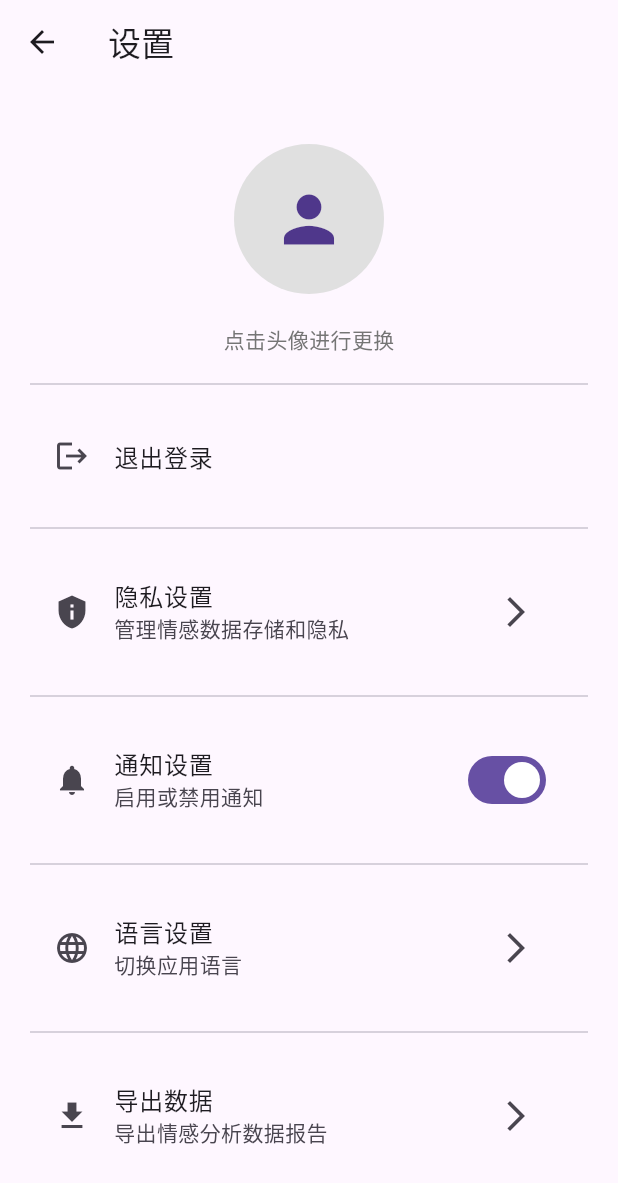
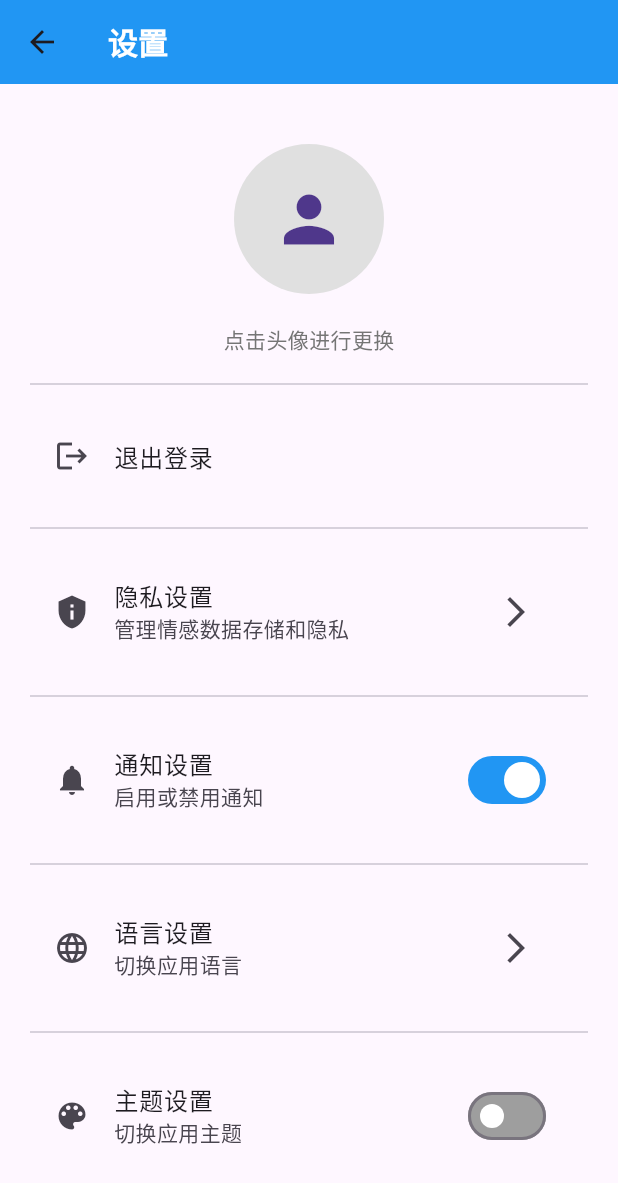
Before and after one commit to xiangxiang3451/EMMOApp, a Flutter app: the SettingsScreen screen opened directly, on a phone screen of 412 x 824 dp. Shown: the top 1183 px of the screen. Run offline on Flutter 3.47's test engine with Material 3 defaults, Android fonts, the phone set to English and light mode, and no system bars; our stand-ins replace image_picker.

Commit message:
theme_change func.

```diff
--- /dev/null
+++ b/devtools_options.yaml
@@ -0,0 +1,3 @@
+description: This file stores settings for Dart & Flutter DevTools.
+documentation: https://docs.flutter.dev/tools/devtools/extensions#configure-extension-enablement-states
+extensions:
--- a/lib/main.dart
+++ b/lib/main.dart
@@ -1,8 +1,16 @@
+import 'package:emotion_recognition/models/theme_data.dart';
+import 'package:emotion_recognition/services/theme_notifier.dart';
 import 'package:flutter/material.dart';
+import 'package:provider/provider.dart';
 import 'screens/login_screen.dart'; // 导入登录页面
 
 void main() {
-  runApp(const MainApp());
+  runApp(
+    ChangeNotifierProvider(
+      create: (_) => ThemeNotifier(), // 创建主题通知器
+      child: const MainApp(),
+    ),
+  );
 }
 
 class MainApp extends StatelessWidget {
@@ -10,11 +18,11 @@ class MainApp extends StatelessWidget {
 
   @override
   Widget build(BuildContext context) {
+    final themeNotifier = Provider.of<ThemeNotifier>(context); // 获取主题通知器
+
     return MaterialApp(
       title: 'Emotion Analysis App',
-      theme: ThemeData(
-        primarySwatch: Colors.blue,
-      ),
+      theme: themeNotifier.isDarkMode ? AppTheme.darkTheme : AppTheme.lightTheme, // 使用主题
       home: LoginScreen(), // 启动时显示登录页面
     );
   }
--- /dev/null
+++ b/lib/models/theme_data.dart
@@ -0,0 +1,55 @@
+import 'package:flutter/material.dart';
+
+class AppTheme {
+  static final lightTheme = ThemeData(
+    primarySwatch: Colors.blue,
+    brightness: Brightness.light,
+    appBarTheme: const AppBarTheme(
+      backgroundColor: Colors.blue,
+      titleTextStyle: TextStyle(color: Colors.white, fontSize: 20, fontWeight: FontWeight.bold),
+    ),
+    floatingActionButtonTheme: const FloatingActionButtonThemeData(
+      backgroundColor: Colors.blue,
+      foregroundColor: Colors.white,
+    ),
+    textTheme: const TextTheme(
+      bodyLarge: TextStyle(color: Colors.black),
+      bodyMedium: TextStyle(color: Colors.black54),
+    ),
+    switchTheme: SwitchThemeData(
+      thumbColor: WidgetStateProperty.all(Colors.white),
+      trackColor: WidgetStateProperty.resolveWith((states) {
+        if (states.contains(WidgetState.selected)) {
+          return Colors.blue;
+        }
+        return Colors.grey;
+      }),
+    ),
+  );
+
+  static final darkTheme = ThemeData(
+    primarySwatch: Colors.blue,
+    brightness: Brightness.dark,
+    appBarTheme: const AppBarTheme(
+      backgroundColor: Colors.black,
+      titleTextStyle: TextStyle(color: Colors.white, fontSize: 20, fontWeight: FontWeight.bold),
+    ),
+    floatingActionButtonTheme: const FloatingActionButtonThemeData(
+      backgroundColor: Colors.blue,
+      foregroundColor: Colors.white,
+    ),
+    textTheme: const TextTheme(
+      bodyLarge: TextStyle(color: Colors.white),
+      bodyMedium: TextStyle(color: Colors.white70),
+    ),
+    switchTheme: SwitchThemeData(
+      thumbColor: WidgetStateProperty.all(Colors.white),
+      trackColor: WidgetStateProperty.resolveWith((states) {
+        if (states.contains(WidgetState.selected)) {
+          return Colors.blue;
+        }
+        return Colors.grey;
+      }),
+    ),
+  );
+}
--- a/lib/screens/settings_screen.dart
+++ b/lib/screens/settings_screen.dart
@@ -1,4 +1,5 @@
 import 'package:emotion_recognition/models/constants.dart';
+import 'package:emotion_recognition/services/theme_notifier.dart';
 import 'package:emotion_recognition/services/user.dart';
 import 'package:flutter/material.dart';
 import 'package:image_picker/image_picker.dart';
@@ -6,6 +7,7 @@ import 'dart:io';
 import 'login_screen.dart'; // 导入登录界面
 import 'package:http/http.dart' as http;
 import 'dart:convert';
+import 'package:provider/provider.dart'; // 导入 Provider 包
 
 class SettingsScreen extends StatefulWidget {
   @override
@@ -18,7 +20,6 @@ class _SettingsScreenState extends State<SettingsScreen> {
   @override
   void initState() {
     super.initState();
-    // 不再需要加载头像，因为我们始终从数据库获取
   }
 
   // 弹出底部菜单，选择拍照或从相册选择
@@ -66,7 +67,6 @@ class _SettingsScreenState extends State<SettingsScreen> {
   }
 
   // 上传头像到后端
-  // 上传头像到后端
   Future<void> _uploadAvatar(XFile image) async {
     final bytes = await image.readAsBytes();
     final base64Image = base64Encode(bytes);
@@ -111,7 +111,6 @@ Future<void> _uploadAvatar(XFile image) async {
     }
   }
 
-
   // 退出登录功能
   void _logout() {
     // 可以在这里执行一些清理工作，例如清除 token 等
@@ -130,8 +129,9 @@ Future<void> _uploadAvatar(XFile image) async {
         ? 'https://firebasestorage.googleapis.com/v0/b/emotion-recognition-c7d78.appspot.com/o/${Uri.encodeComponent(avatarUrl.replaceFirst('https://storage.googleapis.com/emotion-recognition-c7d78.appspot.com/', ''))}?alt=media'
         : ''; // 如果没有头像，则留空
 
+    // 获取主题通知器
+    final themeNotifier = Provider.of<ThemeNotifier>(context);
 
-    print(imageUrl);
     return Scaffold(
       appBar: AppBar(
         title: const Text('设置'),
@@ -156,7 +156,6 @@ Future<void> _uploadAvatar(XFile image) async {
                           height: 100,
                           fit: BoxFit.cover,
                           errorBuilder: (BuildContext context, Object error, StackTrace? stackTrace) {
-                            // 当图像加载失败时显示错误信息
                             return Container(
                               color: Colors.red[200], // 背景颜色
                               child: const Center(
@@ -189,7 +188,7 @@ Future<void> _uploadAvatar(XFile image) async {
           const Divider(height: 40),
           _buildLanguageSection(),
           const Divider(height: 40),
-          _buildExportDataSection(),
+          _buildThemeSection(themeNotifier), // 添加主题切换部分
         ],
       ),
     );
@@ -249,16 +248,16 @@ Future<void> _uploadAvatar(XFile image) async {
     );
   }
 
-  // 数据导出部分
-  Widget _buildExportDataSection() {
+  // 主题设置部分
+  Widget _buildThemeSection(ThemeNotifier themeNotifier) {
     return ListTile(
-      leading: const Icon(Icons.file_download),
-      title: const Text('导出数据'),
-      subtitle: const Text('导出情感分析数据报告'),
-      trailing: IconButton(
-        icon: const Icon(Icons.arrow_forward_ios),
-        onPressed: () {
-          // 跳转到数据导出界面
+      leading: const Icon(Icons.color_lens),
+      title: const Text('主题设置'),
+      subtitle: const Text('切换应用主题'),
+      trailing: Switch(
+        value: themeNotifier.isDarkMode,
+        onChanged: (value) {
+          themeNotifier.toggleTheme(); // 切换主题
         },
       ),
     );
--- /dev/null
+++ b/lib/services/theme_notifier.dart
@@ -0,0 +1,12 @@
+import 'package:flutter/material.dart';
+
+class ThemeNotifier with ChangeNotifier {
+  bool _isDarkMode = false;
+
+  bool get isDarkMode => _isDarkMode;
+
+  void toggleTheme() {
+    _isDarkMode = !_isDarkMode;
+    notifyListeners();
+  }
+}
--- a/pubspec.yaml
+++ b/pubspec.yaml
@@ -11,6 +11,7 @@ dependencies:
     sdk: flutter
   http: ^1.2.2
   image_picker: ^1.1.2
+  provider: ^6.1.2
 
 dev_dependencies:
   flutter_test:
```
Also changed, not shown: pubspec.lock. Lines whose indentation alone changed are shown as unchanged.
